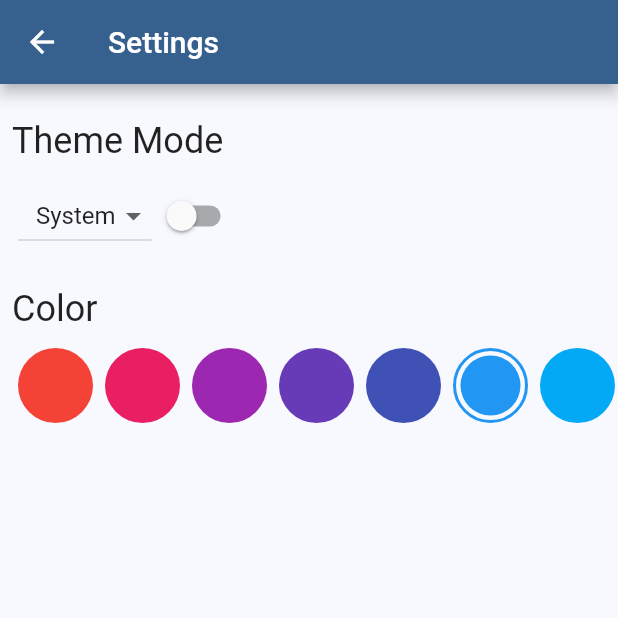
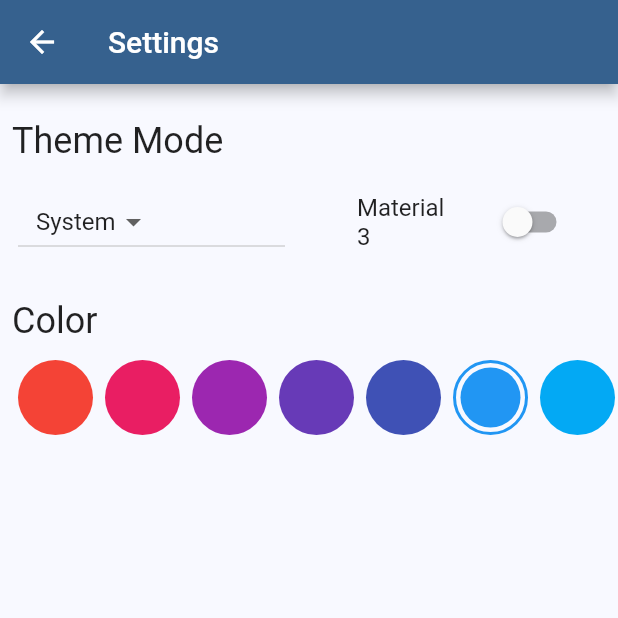
Before and after one commit to ysh-work/ysh_theme_manager, a Flutter app: the SettingsPage screen opened directly, on a phone screen of 412 x 824 dp, the top half of it. Run offline on Flutter 3.47's test engine with Material 2 defaults, Android fonts, the phone set to English and light mode, and no system bars.

Commit message:
Add Material 3 label for UseMaterial3ToggleWidget

```diff
--- a/example/lib/pages/settings_page/settings_page.dart
+++ b/example/lib/pages/settings_page/settings_page.dart
@@ -23,11 +23,12 @@ class SettingsPage extends StatelessWidget {
             _separator,
             const SettingsLabel('Theme Mode'),
             Padding(
-              padding: const EdgeInsetsDirectional.only(start: 12),
+              padding: const EdgeInsets.symmetric(horizontal: 12),
               child: Row(
                 children: const [
-                  ThemeModeMenuButton(),
-                  UseMaterial3ToggleWidget(),
+                  Expanded(child: ThemeModeMenuButton()),
+                  SizedBox(width: 32),
+                  Expanded(child: UseMaterial3ToggleWidget()),
                 ],
               ),
             ),
--- a/example/lib/pages/settings_page/widgets/use_material3_toggle_widget.dart
+++ b/example/lib/pages/settings_page/widgets/use_material3_toggle_widget.dart
@@ -9,9 +9,10 @@ class UseMaterial3ToggleWidget extends StatelessWidget {
 
   @override
   Widget build(BuildContext context) {
-    return Switch(
+    return SwitchListTile(
       value:
           context.watch<ThemeManager<ThemeConfig>>().state.config.useMaterial3,
+      title: const Text('Material 3'),
       onChanged: (value) {
         context.read<ThemeManager<ThemeConfig>>().updateUseMaterial3(value);
       },
```
